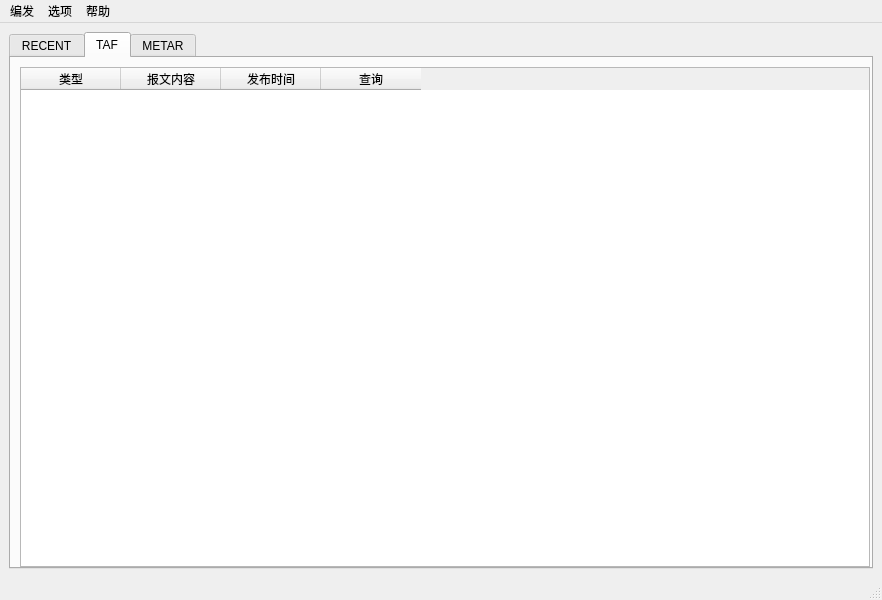
First picture: the form in tafor/components/ui/main.ui, repository up1and/tafor, before the edit.
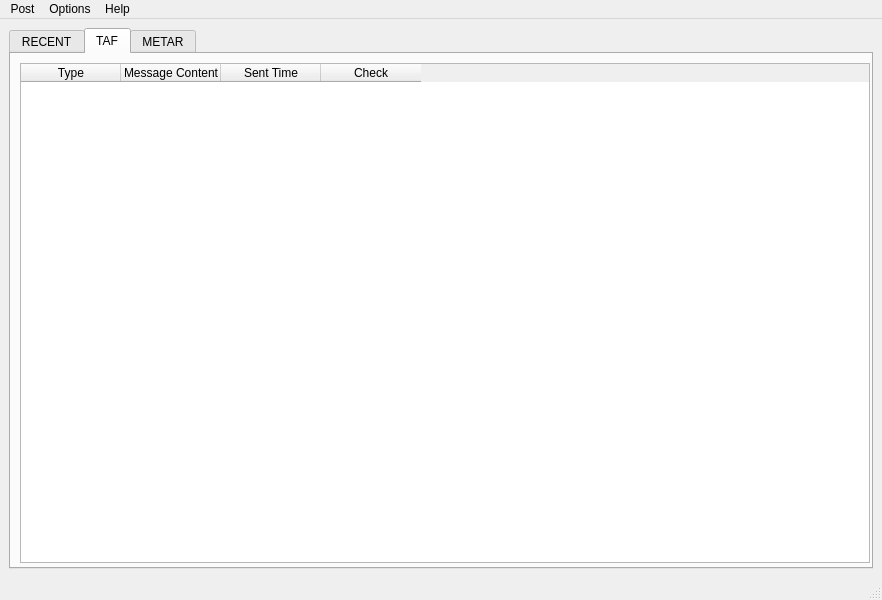
Second picture: the form after the edit. The open tabs and pages were chosen to show the change.

```diff
--- a/tafor/components/ui/main.ui
+++ b/tafor/components/ui/main.ui
@@ -87,22 +87,22 @@
           </property>
           <column>
            <property name="text">
-            <string>类型</string>
+            <string>Type</string>
            </property>
           </column>
           <column>
            <property name="text">
-            <string>报文内容</string>
+            <string>Message Content</string>
            </property>
           </column>
           <column>
            <property name="text">
-            <string>发布时间</string>
+            <string>Sent Time</string>
            </property>
           </column>
           <column>
            <property name="text">
-            <string>查询</string>
+            <string>Check</string>
            </property>
           </column>
          </widget>
@@ -160,7 +160,7 @@
    </property>
    <widget class="QMenu" name="postMenu">
     <property name="title">
-     <string>编发</string>
+     <string>Post</string>
     </property>
     <addaction name="tafAction"/>
     <addaction name="trendAction"/>
@@ -170,7 +170,7 @@
    </widget>
    <widget class="QMenu" name="settingMenu">
     <property name="title">
-     <string>选项</string>
+     <string>Options</string>
     </property>
     <widget class="QMenu" name="contractsMenu">
      <property name="title">
@@ -186,7 +186,7 @@
    </widget>
    <widget class="QMenu" name="helpMenu">
     <property name="title">
-     <string>帮助</string>
+     <string>Help</string>
     </property>
     <addaction name="openDocsAction"/>
     <addaction name="reportIssueAction"/>
```
Left out of the diff: 54 changed lines with no effect on the pictures.
